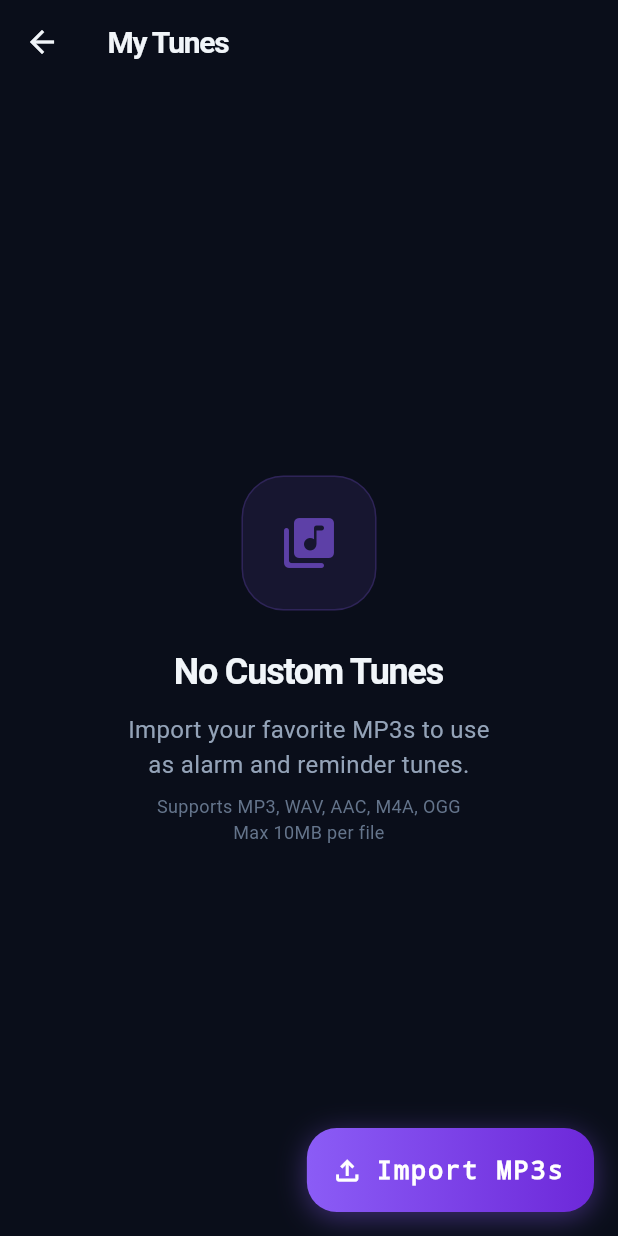
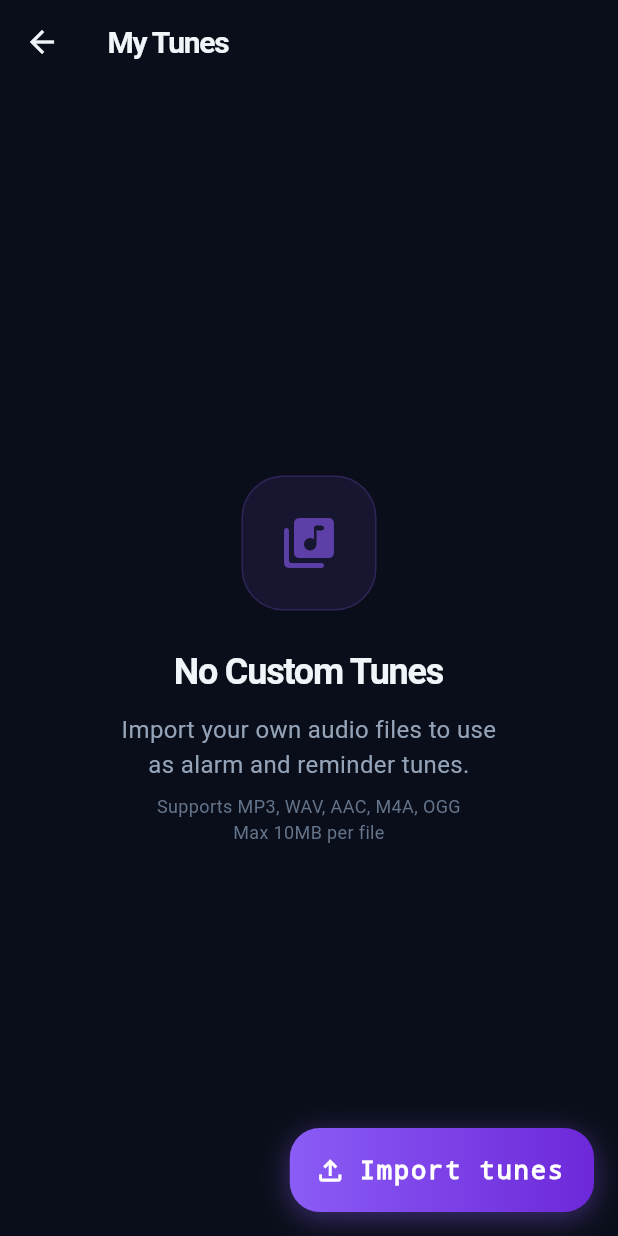
Before and after one commit to praveendhra/interval_alarm_app, a Flutter app: the screen it shows after launch, after a tap on the "library music" icon, on a phone screen of 412 x 824 dp. Run offline on Flutter 3.47's test engine with Material 3 defaults, Android fonts, the phone set to English and light mode, and no system bars; our stand-ins replace audioplayers, file_picker, flutter_local_notifications, flutter_timezone, google_fonts, permission_handler and 2 more; missing offline and left inert: android_alarm_manager_plus; statements that could not run were skipped.

Commit message:
Refine UI and iOS scheduling
- Header wordmark reads CADENCE; notification-settings button is neutral
  instead of error red; icon buttons get accessibility labels
- Tabular figures for clock/time text and a Menlo fallback for labels on iOS
- Tunes copy says tunes, not MP3s; iOS picker hides OGG (not decodable)
- iOS: daily slots repeat first, weekday-only alarms fill the rest; the
  64-alert note only shows when scheduled alerts run out within two days
- CI: verify scheduling via converted sounds

Co-Authored-By: praveendhra <prvn9021@gmail.com>
Co-Authored-By: Claude Opus 5.5 <noreply@anthropic.com>
Claude-Session: https://claude.ai/code/session_01JfieQAqrjeHWffYt66oDeQ

```diff
--- a/lib/screens/home_screen.dart
+++ b/lib/screens/home_screen.dart
@@ -123,7 +123,7 @@ class _HomeScreenState extends State<HomeScreen> with WidgetsBindingObserver {
         mainAxisAlignment: MainAxisAlignment.spaceBetween,
         children: [
           Text(
-            'INTERVAL',
+            'CADENCE',
             style: AppTheme.labelLarge.copyWith(
               fontSize: 11,
               letterSpacing: 5,
@@ -145,14 +145,15 @@ class _HomeScreenState extends State<HomeScreen> with WidgetsBindingObserver {
                   width: 40,
                   height: 40,
                   decoration: BoxDecoration(
-                    color: Colors.red.withValues(alpha: 0.15),
+                    color: AppTheme.cardDark,
                     borderRadius: BorderRadius.circular(12),
-                    border: Border.all(color: Colors.red.withValues(alpha: 0.3)),
+                    border: Border.all(color: AppTheme.cardBorder),
                   ),
                   child: const Icon(
-                    Icons.notifications_active_rounded,
-                    color: Colors.red,
+                    Icons.notifications_none_rounded,
+                    color: AppTheme.textSecondary,
                     size: 20,
+                    semanticLabel: 'Notification settings',
                   ),
                 ),
               ),
@@ -174,6 +175,7 @@ class _HomeScreenState extends State<HomeScreen> with WidgetsBindingObserver {
                     Icons.volume_up_rounded,
                     color: AppTheme.accentAmber,
                     size: 20,
+                    semanticLabel: 'Test alarm sound',
                   ),
                 ),
               ),
@@ -195,6 +197,7 @@ class _HomeScreenState extends State<HomeScreen> with WidgetsBindingObserver {
                     Icons.library_music_rounded,
                     color: AppTheme.textSecondary,
                     size: 20,
+                    semanticLabel: 'My tunes',
                   ),
                 ),
               ),
--- a/lib/screens/my_tunes_screen.dart
+++ b/lib/screens/my_tunes_screen.dart
@@ -1,3 +1,4 @@
+import 'dart:io';
 import 'package:flutter/material.dart';
 import '../models/alarm_model.dart';
 import '../services/audio_service.dart';
@@ -229,7 +230,7 @@ class _MyTunesScreenState extends State<MyTunesScreen> {
                 )
               : const Icon(Icons.file_upload_outlined, size: 22),
           label: Text(
-            _isImporting ? 'Importing...' : 'Import MP3s',
+            _isImporting ? 'Importing...' : 'Import tunes',
             style: AppTheme.headlineMedium.copyWith(
               color: Colors.white,
               fontWeight: FontWeight.w600,
@@ -267,13 +268,15 @@ class _MyTunesScreenState extends State<MyTunesScreen> {
             Text('No Custom Tunes', style: AppTheme.displayMedium),
             const SizedBox(height: 10),
             Text(
-              'Import your favorite MP3s to use\nas alarm and reminder tunes.',
+              'Import your own audio files to use\nas alarm and reminder tunes.',
               style: AppTheme.bodyLarge,
               textAlign: TextAlign.center,
             ),
             const SizedBox(height: 8),
             Text(
-              'Supports MP3, WAV, AAC, M4A, OGG\nMax 10MB per file',
+              Platform.isIOS
+                  ? 'Supports MP3, WAV, AAC, M4A\nMax 10MB per file'
+                  : 'Supports MP3, WAV, AAC, M4A, OGG\nMax 10MB per file',
               style: AppTheme.bodyMedium.copyWith(
                 color: AppTheme.textMuted,
                 fontSize: 12,
--- a/lib/services/custom_tune_service.dart
+++ b/lib/services/custom_tune_service.dart
@@ -13,6 +13,9 @@ class CustomTuneService {
   static const String _storageKey = 'custom_tunes';
   static const String _tunesDirName = 'custom_tunes';
   static const _uuid = Uuid();
+  // iOS can't decode OGG for playback or notification sounds.
+  static List<String> get _extensions =>
+      Platform.isIOS ? ['mp3', 'wav', 'aac', 'm4a'] : ['mp3', 'wav', 'aac', 'm4a', 'ogg'];
 
   // ── Get the custom tunes directory ──────────────────────────
   static Future<Directory> _getTunesDir() async {
@@ -58,7 +61,7 @@ class CustomTuneService {
     try {
       final result = await FilePicker.platform.pickFiles(
         type: FileType.custom,
-        allowedExtensions: ['mp3', 'wav', 'aac', 'm4a', 'ogg'],
+        allowedExtensions: _extensions,
         allowMultiple: false,
       );
 
@@ -110,7 +113,7 @@ class CustomTuneService {
     try {
       final result = await FilePicker.platform.pickFiles(
         type: FileType.custom,
-        allowedExtensions: ['mp3', 'wav', 'aac', 'm4a', 'ogg'],
+        allowedExtensions: _extensions,
         allowMultiple: true,
       );
 
--- a/lib/utils/theme.dart
+++ b/lib/utils/theme.dart
@@ -82,15 +82,20 @@ class AppTheme {
   );
 
   // Monospace — for labels/time counters, uses 'monospace' alias (Roboto Mono on Android)
+  // iOS has no 'monospace' family, so fall back to Menlo there.
   static const TextStyle labelLarge = TextStyle(
     fontFamily: 'monospace',
+    fontFamilyFallback: ['Menlo', 'Courier'],
+    fontFeatures: [FontFeature.tabularFigures()],
     fontSize: 13,
     fontWeight: FontWeight.w500,
     color: textMuted,
     letterSpacing: 1.2,
   );
 
+  // Tabular figures keep the ticking clock from shifting width each second.
   static const TextStyle timeLarge = TextStyle(
+    fontFeatures: [FontFeature.tabularFigures()],
     fontSize: 48,
     fontWeight: FontWeight.w700,
     color: textPrimary,
@@ -98,6 +103,7 @@ class AppTheme {
   );
 
   static const TextStyle timeMedium = TextStyle(
+    fontFeatures: [FontFeature.tabularFigures()],
     fontSize: 28,
     fontWeight: FontWeight.w600,
     color: textPrimary,
--- a/lib/widgets/tune_picker.dart
+++ b/lib/widgets/tune_picker.dart
@@ -429,7 +429,7 @@ class _TunePickerState extends State<TunePicker> {
                     ),
                     const SizedBox(width: 10),
                     Text(
-                      'Import your own MP3s',
+                      'Import your own tunes',
                       style: AppTheme.bodyMedium.copyWith(
                         color: AppTheme.accentPurple.withOpacity(0.8),
                         fontWeight: FontWeight.w500,
@@ -492,7 +492,7 @@ class _ImportButton extends StatelessWidget {
               ),
             const SizedBox(width: 6),
             Text(
-              isImporting ? 'Importing...' : 'Add MP3',
+              isImporting ? 'Importing...' : 'Add tune',
               style: AppTheme.bodyMedium.copyWith(
                 color: AppTheme.accentPurple,
                 fontSize: 12,
```
Also changed, not shown: lib/services/ios_alarm_scheduler.dart (+43 -19 lines), 1 other file.
